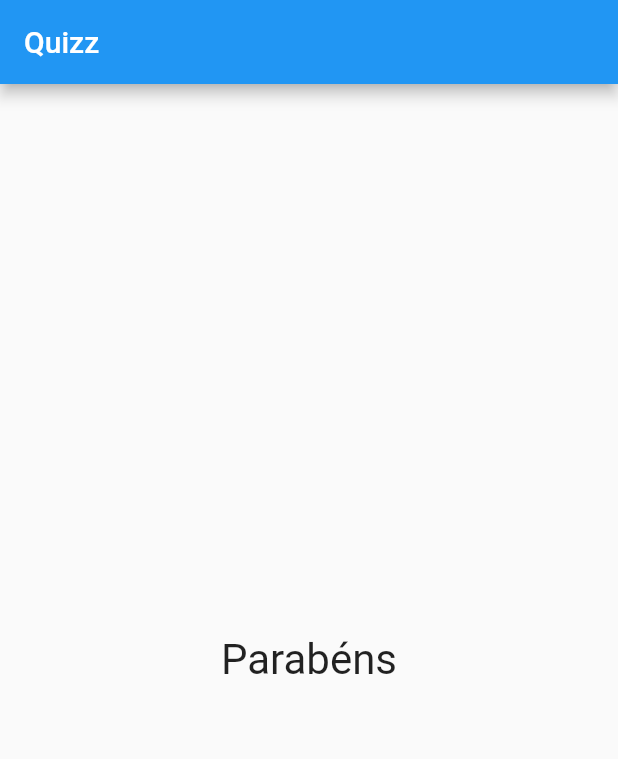
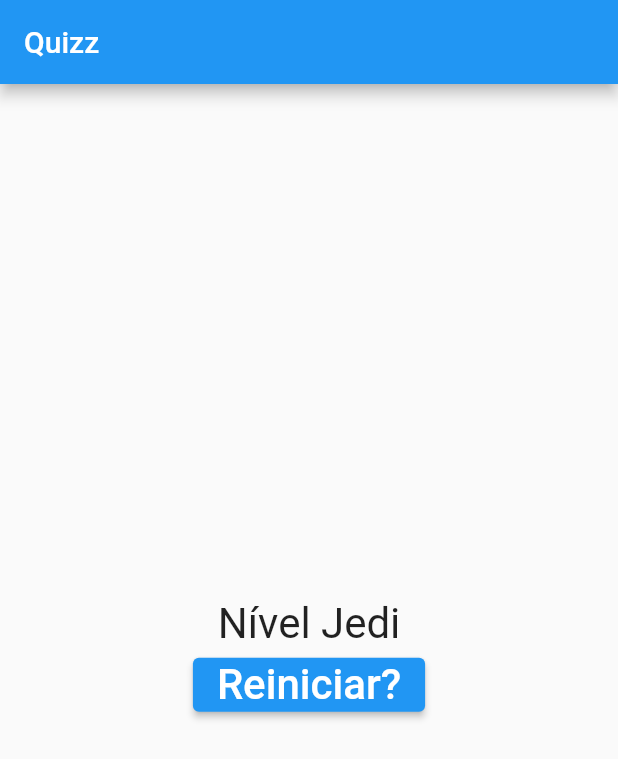
Before and after one commit to GabrielFdoVal/projteto_perguntas, a Flutter app: the screen it shows after launch, after a tap on "Black", after a tap on "Elephant", after a tap on "Pasta", on a phone screen of 412 x 824 dp. Shown: the top 759 px of the screen. Run offline on Flutter 3.47's test engine with Material 2 defaults, Android fonts, the phone set to English and light mode, and no system bars.

Commit message:
Finished the project adding the "Resultado" class this class is responsable for retuning the result and restart the quizz

```diff
--- a/lib/main.dart
+++ b/lib/main.dart
@@ -18,6 +18,13 @@ class _PerguntaAppState extends State<PerguntaApp> {
         _pontuacaoTotal += pontuacao;
       });
     }
+  }
+
+  void _reiniciarQuestionario() {
+    setState(() {
+      _selected_answer = 0;
+      _pontuacaoTotal = 0;
+    });
   }
 
   final List<Map<String, Object>> _questions = [
@@ -68,7 +75,7 @@ class _PerguntaAppState extends State<PerguntaApp> {
                 responder: _answer,
               )
             // ignore: prefer_const_constructors
-            : Result("Parabéns"),
+            : Result(_pontuacaoTotal, _reiniciarQuestionario),
       ),
     );
   }
--- a/lib/resultado.dart
+++ b/lib/resultado.dart
@@ -1,16 +1,45 @@
 import 'package:flutter/material.dart';
 
 class Result extends StatelessWidget {
-  final String text;
+  final int pontuacao;
+  final void Function() quandoReiniciarQuestionario;
 
-  Result(this.text);
+  Result(this.pontuacao, this.quandoReiniciarQuestionario);
+
+  String get frasePontuacao {
+    if (pontuacao < 8) {
+      return "Parabéns";
+    } else if (pontuacao < 12) {
+      return "Você é bom";
+    } else if (pontuacao < 16) {
+      return "Impressionante";
+    } else {
+      return "Nível Jedi";
+    }
+  }
 
   @override
   Widget build(BuildContext context) {
-    return Center(
-        child: Text(
-      text,
-      style: TextStyle(fontSize: 28),
-    ));
+    return Column(
+      mainAxisAlignment: MainAxisAlignment.center,
+      children: <Widget>[
+        Center(
+          child: Text(
+            frasePontuacao,
+            style: TextStyle(fontSize: 28),
+          ),
+        ),
+        ElevatedButton(
+          child: Text(
+            "Reiniciar?",
+            style: TextStyle(fontSize: 28),
+          ),
+          style: ElevatedButton.styleFrom(
+            primary: Colors.blue,
+          ),
+          onPressed: quandoReiniciarQuestionario,
+        )
+      ],
+    );
   }
 }
```
